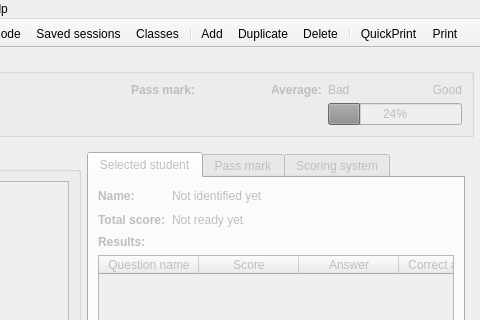
This is iTestServer/main_window_v2.ui in DmitryGoldobin/iTest_Qt-4.8 as Qt 5 draws it before an edit; both pictures show x 380 to 860 and y 0 to 320 of the 860 by 685 pixel window. The edited form follows.
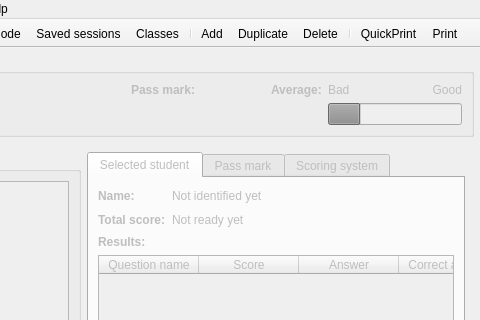
This is the edited form. The open tabs and pages were chosen to show the change. Icons and pictures are not drawn. Custom widgets are drawn as their Qt base class.

Patch:
```diff
--- a/iTestServer/main_window_v2.ui
+++ b/iTestServer/main_window_v2.ui
@@ -4936,6 +4936,9 @@
                 <property name="alignment" >
                  <set>Qt::AlignHCenter</set>
                 </property>
+                <property name="textVisible" >
+                 <bool>false</bool>
+                </property>
                 <property name="orientation" >
                  <enum>Qt::Horizontal</enum>
                 </property>
```
